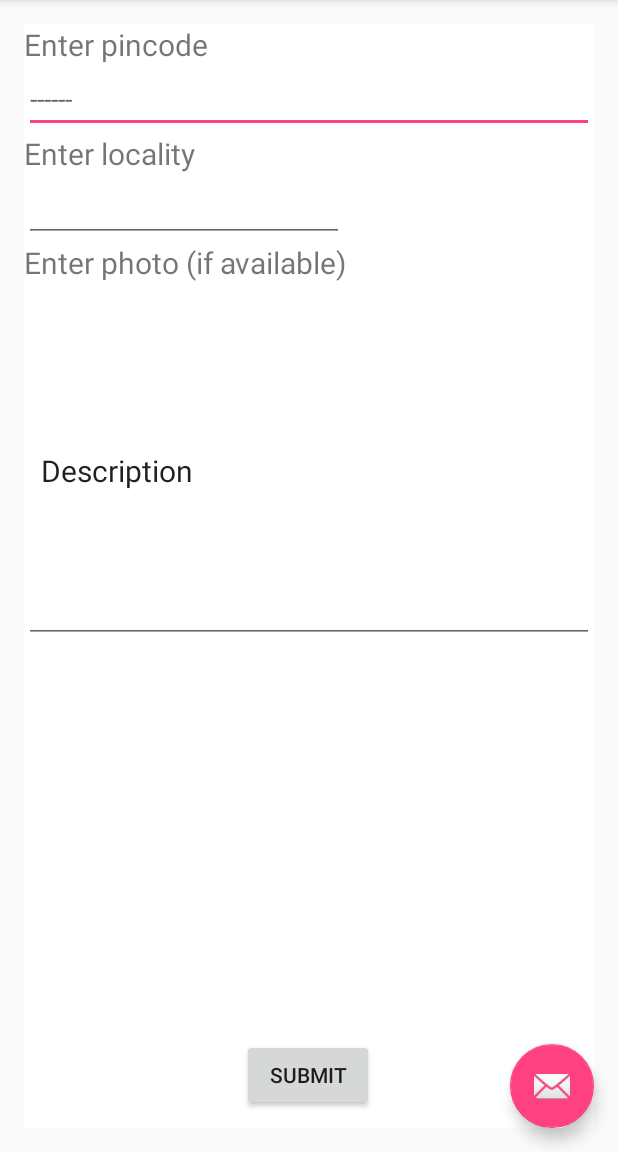
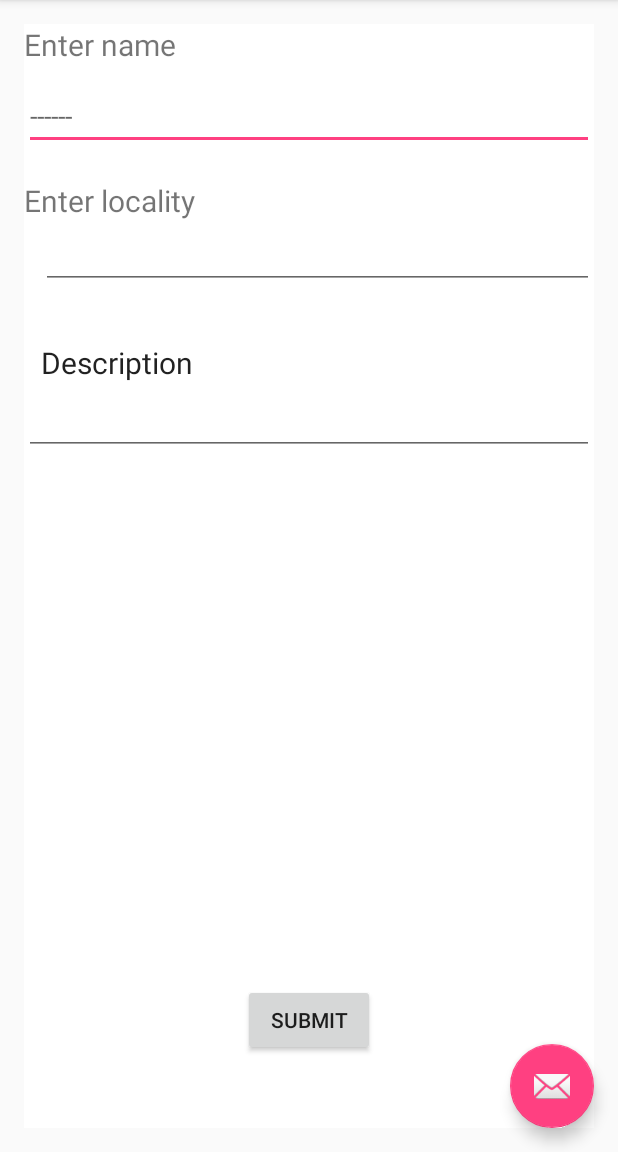
Before and after one commit to ujjwal8571/AwarenessApp, an Android app: the screen it shows after launch (MainActivity), after a tap on "Add Complaints", on a phone screen of 412 x 824 dp, the part 84-1236 px from its top. Run offline under Robolectric (Android 15) with nearby library versions, the phone set to English and light mode, and no system bars; our stand-ins replace Firebase (no records; nobody signed in at launch, a user with empty details on screens opened directly); 1 other tap on this screen came first.

```diff
--- a/app/src/main/java/com/example/android/awarenessapp/MainActivity.java
+++ b/app/src/main/java/com/example/android/awarenessapp/MainActivity.java
@@ -17,9 +17,23 @@ import android.view.Menu;
 import android.view.MenuItem;
 
 import com.google.android.gms.maps.SupportMapFragment;
+import com.google.firebase.database.DataSnapshot;
+import com.google.firebase.database.DatabaseError;
+import com.google.firebase.database.DatabaseReference;
+import com.google.firebase.database.FirebaseDatabase;
+import com.google.firebase.database.ValueEventListener;
+
+import java.util.ArrayList;
 
 public class MainActivity extends AppCompatActivity
         implements NavigationView.OnNavigationItemSelectedListener {
+
+    private DatabaseReference mFirebaseDatabase;
+    private FirebaseDatabase mFirebaseInstance;
+
+    private ArrayList<String> complaintNameArrayList = new ArrayList<>();
+    private ArrayList<String> complaintLocationArrayList = new ArrayList<>();
+
 
     @Override
     protected void onCreate(Bundle savedInstanceState) {
@@ -38,6 +52,13 @@ public class MainActivity extends AppCompatActivity
         NavigationView navigationView = (NavigationView) findViewById(R.id.nav_view);
         navigationView.setNavigationItemSelectedListener(this);
 
+        mFirebaseInstance = FirebaseDatabase.getInstance();
+
+        mFirebaseDatabase = mFirebaseInstance.getReference("complaints");
+
+        // store app title to 'app_title' node
+        mFirebaseInstance.getReference("app_title").setValue("Complaints");
+
 //
 //        SupportMapFragment mapFragment = (SupportMapFragment) getSupportFragmentManager()
 //                .findFragmentById(R.id.complaint);
@@ -48,6 +69,25 @@ public class MainActivity extends AppCompatActivity
     @Override
     protected void onStart() {
         super.onStart();
+
+        mFirebaseDatabase.addValueEventListener(new ValueEventListener() {
+            @Override
+            public void onDataChange(DataSnapshot dataSnapshot) {
+
+                for(DataSnapshot complaintSnapShot: dataSnapshot.getChildren()){
+                    Complaint complaint = complaintSnapShot.getValue(Complaint.class);
+                    complaintNameArrayList.add(complaint.name);
+                    complaintLocationArrayList.add(complaint.location);
+
+                }
+            }
+
+            @Override
+            public void onCancelled(DatabaseError databaseError) {
+                //TODO
+            }
+        });
+
     }
 
 
--- a/app/src/main/res/layout/fragment_add_complaint.xml
+++ b/app/src/main/res/layout/fragment_add_complaint.xml
@@ -6,7 +6,7 @@
     tools:context=".AddComplaint">
 
     <TextView
-        android:text="Enter pincode"
+        android:text="Enter name"
         android:layout_width="match_parent"
         android:layout_height="wrap_content"
         android:textSize="20dp"
@@ -15,19 +15,6 @@
         android:layout_alignParentLeft="true"
         android:layout_alignParentStart="true" />
 
-    <EditText
-        android:layout_width="wrap_content"
-        android:layout_height="wrap_content"
-        android:inputType="textPersonName"
-        android:hint="------"
-
-        android:ems="10"
-        android:layout_below="@+id/textView2"
-        android:layout_alignParentLeft="true"
-        android:layout_alignParentStart="true"
-        android:id="@+id/editText"
-        android:layout_alignParentRight="true"
-        android:layout_alignParentEnd="true" />
 
     <TextView
         android:text="Enter locality"
@@ -36,19 +23,20 @@
         android:textSize="20dp"
         android:id="@+id/textView3"
         android:layout_below="@+id/editText"
-        android:layout_alignParentLeft="true"
-        android:layout_alignParentStart="true" />
+        android:layout_alignParentStart="true"
+        android:layout_marginTop="20dp" />
 
-    <TextView
-        android:text="Enter photo (if available)"
+    <EditText
         android:layout_width="wrap_content"
         android:layout_height="wrap_content"
-        android:textSize="20dp"
-        android:layout_below="@+id/editText2"
-        android:layout_alignParentLeft="true"
+        android:inputType="textPersonName"
+        android:hint="------"
+
+        android:ems="10"
+        android:id="@+id/editText"
+        android:layout_marginTop="11dp"
+        android:layout_below="@+id/textView2"
         android:layout_alignParentStart="true"
-        android:id="@+id/textView4"
-        android:layout_alignParentRight="true"
         android:layout_alignParentEnd="true" />
 
     <EditText
@@ -59,48 +47,31 @@
         android:ems="10"
         android:id="@+id/editText2"
         android:layout_below="@+id/textView3"
-        android:layout_alignParentLeft="true"
-        android:layout_alignParentStart="true" />
-
-    <ImageView
-        android:layout_width="100dp"
-        android:layout_height="100dp"
-
-        android:id="@+id/imageView2"
-        android:scaleType="centerCrop"
-        android:cropToPadding="true"
-        android:layout_below="@+id/textView4"
-        android:layout_alignParentLeft="true"
-        android:layout_alignParentStart="true" />
+        android:layout_alignStart="@+id/textView5"
+        android:layout_alignParentEnd="true" />
 
     <TextView
         android:text="Description"
         android:layout_width="wrap_content"
         android:layout_height="wrap_content"
         android:textSize="20dp"
-        android:layout_below="@+id/imageView2"
-        android:layout_alignParentLeft="true"
+        android:layout_marginLeft="11dp"
+        android:id="@+id/textView5"
+        android:textAppearance="@style/TextAppearance.AppCompat.Body1"
+        android:layout_below="@+id/editText2"
         android:layout_alignParentStart="true"
-        android:layout_marginLeft="11dp"
-        android:layout_marginStart="11dp"
-        android:layout_marginTop="11dp"
-        android:id="@+id/textView5"
-        android:layout_alignParentRight="true"
-        android:layout_alignParentEnd="true"
-        android:textAppearance="@style/TextAppearance.AppCompat.Body1" />
+        android:layout_marginTop="35dp" />
 
     <EditText
         android:layout_width="wrap_content"
         android:layout_height="wrap_content"
         android:inputType="textPersonName"
         android:text=""
-        android:textSize="60dp"
+        android:textSize="20dp"
         android:ems="10"
+        android:id="@+id/editText3"
         android:layout_below="@+id/textView5"
-        android:layout_alignParentLeft="true"
         android:layout_alignParentStart="true"
-        android:id="@+id/editText3"
-        android:layout_alignParentRight="true"
         android:layout_alignParentEnd="true" />
 
     <Button
@@ -108,11 +79,9 @@
         android:layout_width="wrap_content"
         android:layout_height="wrap_content"
         android:id="@+id/button"
-        android:layout_marginBottom="11dp"
+        android:layout_marginLeft="45dp"
         android:layout_alignParentBottom="true"
-        android:layout_toRightOf="@+id/imageView2"
-        android:layout_toEndOf="@+id/imageView2"
-        android:layout_marginLeft="45dp"
-        android:layout_marginStart="45dp" />
+        android:layout_centerHorizontal="true"
+        android:layout_marginBottom="48dp" />
 
 </RelativeLayout>
```
